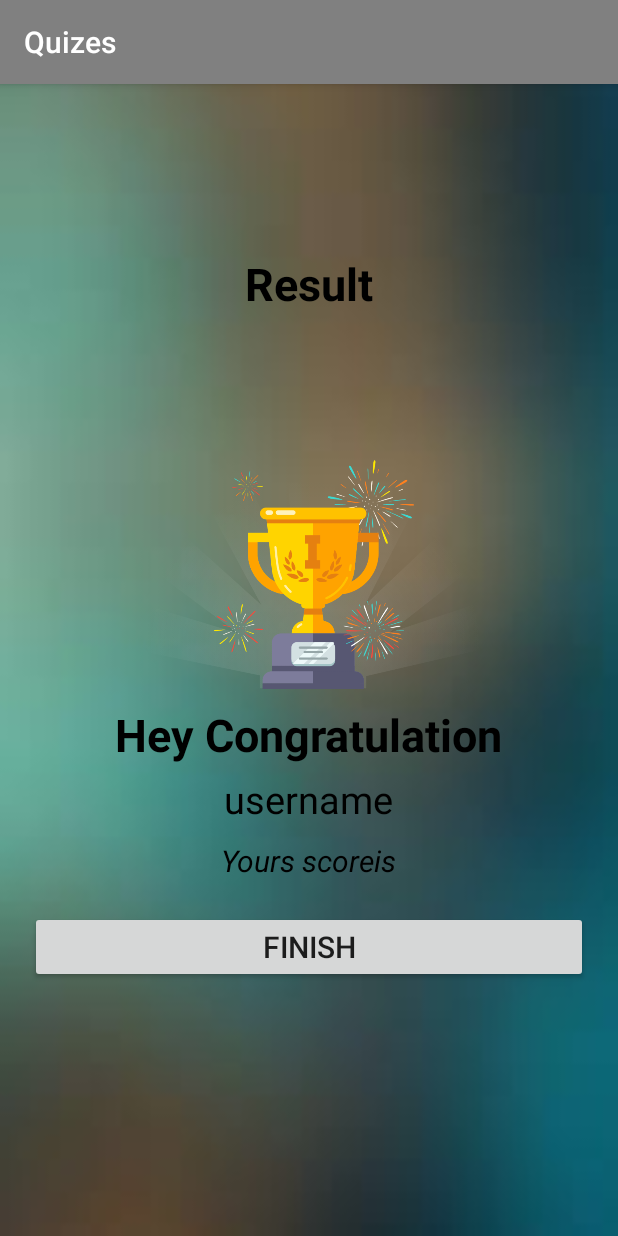
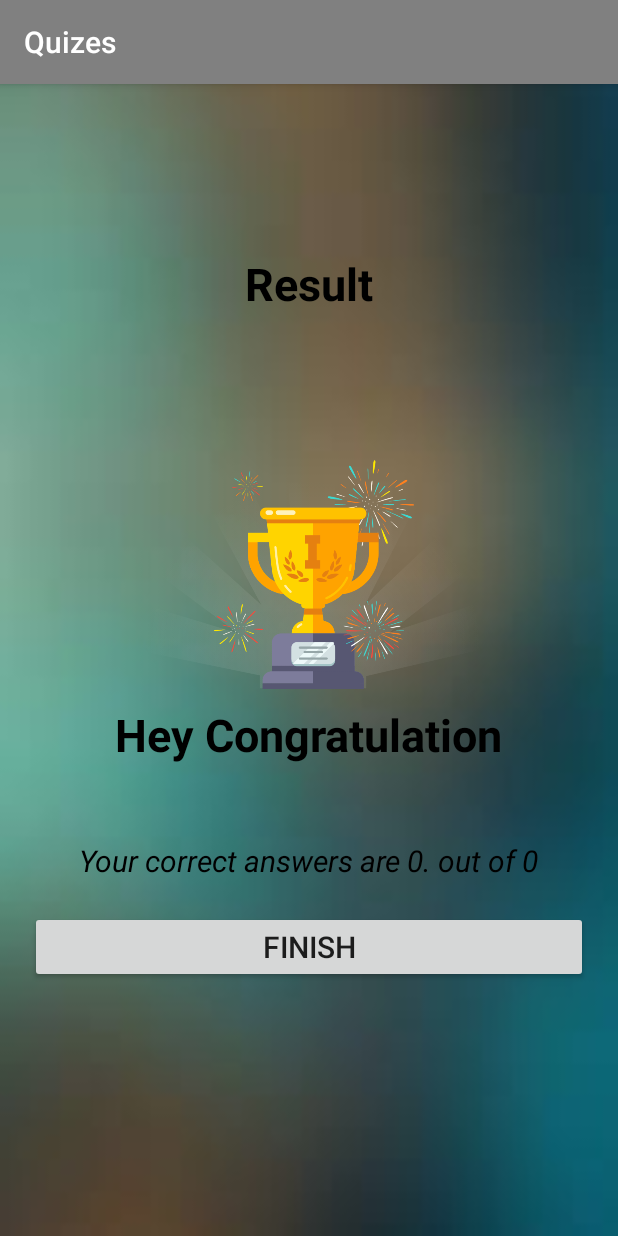
Before and after one commit to RehanGith/Quizes-Application, an Android app: the ResultActivity screen opened directly, with no data from a screen before it, on a phone screen of 412 x 824 dp. Run offline under Robolectric (Android 15) with nearby library versions, the phone set to English and light mode, and no system bars.

Commit message:
Some changes in App

```diff
--- a/app/src/main/java/com/example/quizes/Constansts.kt
+++ b/app/src/main/java/com/example/quizes/Constansts.kt
@@ -1,6 +1,9 @@
 package com.example.quizes
 
 object Constansts {
+    const val CORRECT_QUE:String = "Correct question"
+    const val TOTAL_ANS:String = "total answers"
+    const val  NAME:String = "name"
     fun getQuestions(): ArrayList<Question> {
         val questionsList = ArrayList<Question> ()
         val que1 = Question(
--- a/app/src/main/java/com/example/quizes/MainActivity.kt
+++ b/app/src/main/java/com/example/quizes/MainActivity.kt
@@ -22,6 +22,7 @@ class MainActivity : AppCompatActivity() {
             } else {
                 Toast.makeText( this, "Welcome ${name.text}", Toast.LENGTH_SHORT).show()
                 val intent = Intent(this, QuizQuestions::class.java)
+                intent.putExtra(Constansts.NAME, findViewById<TextView>(R.id.name_input).text )
                 startActivity(intent)
                 finish()
             }
--- a/app/src/main/java/com/example/quizes/ResultActivity.kt
+++ b/app/src/main/java/com/example/quizes/ResultActivity.kt
@@ -1,6 +1,9 @@
 package com.example.quizes
 
+import android.content.Intent
 import android.os.Bundle
+import android.widget.Button
+import android.widget.TextView
 import androidx.activity.enableEdgeToEdge
 import androidx.appcompat.app.AppCompatActivity
 import androidx.core.view.ViewCompat
@@ -11,6 +14,14 @@ class ResultActivity : AppCompatActivity() {
         super.onCreate(savedInstanceState)
         enableEdgeToEdge()
         setContentView(R.layout.activity_result)
+        findViewById<TextView>(R.id.user_name).text = intent.getStringExtra(Constansts.NAME)
+        val CA:Int  = intent.getIntExtra(Constansts.CORRECT_QUE, 0)
+        val TA:Int = intent.getIntExtra(Constansts.TOTAL_ANS, 0)
+        findViewById<TextView>(R.id.result_score).text = "Your correct answers are $CA. out of $TA"
 
+        findViewById<Button>(R.id.finish_button).setOnClickListener {
+            startActivity(Intent(this, MainActivity::class.java))
+            finish()
+        }
     }
 }
```
Also changed, not shown: app/src/main/java/com/example/quizes/QuizQuestions.kt (+9 -0 lines).
